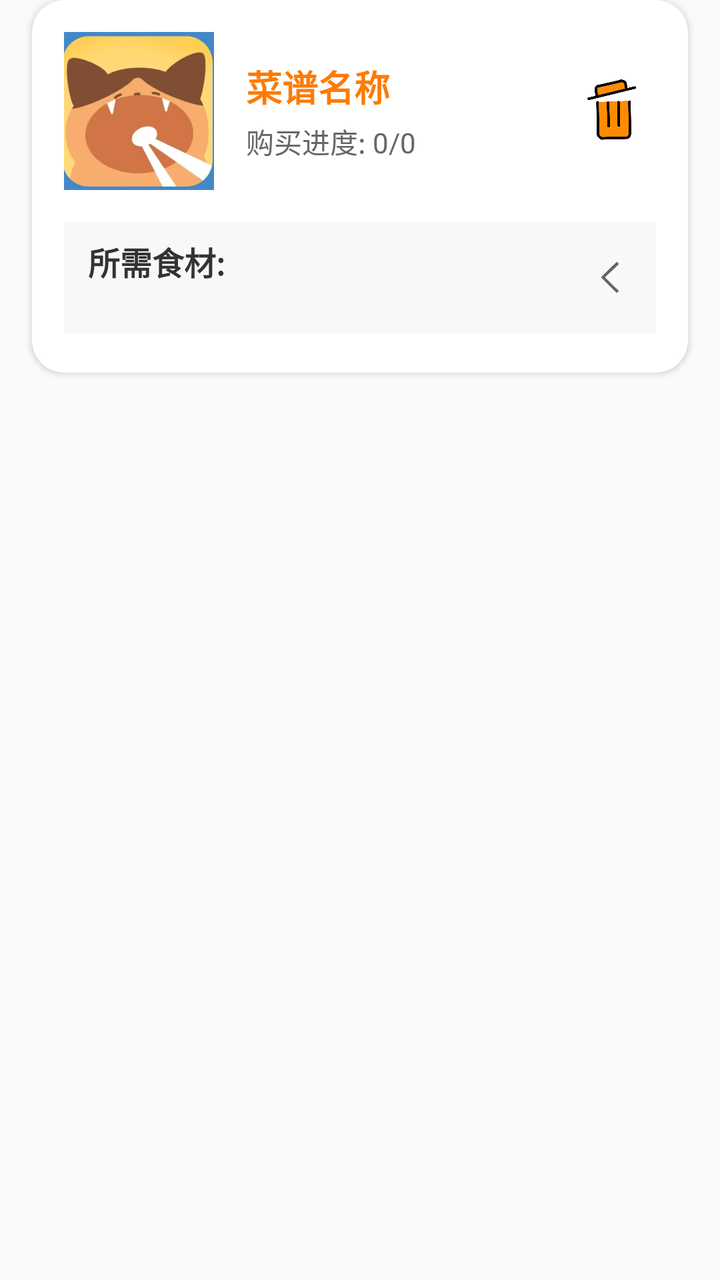
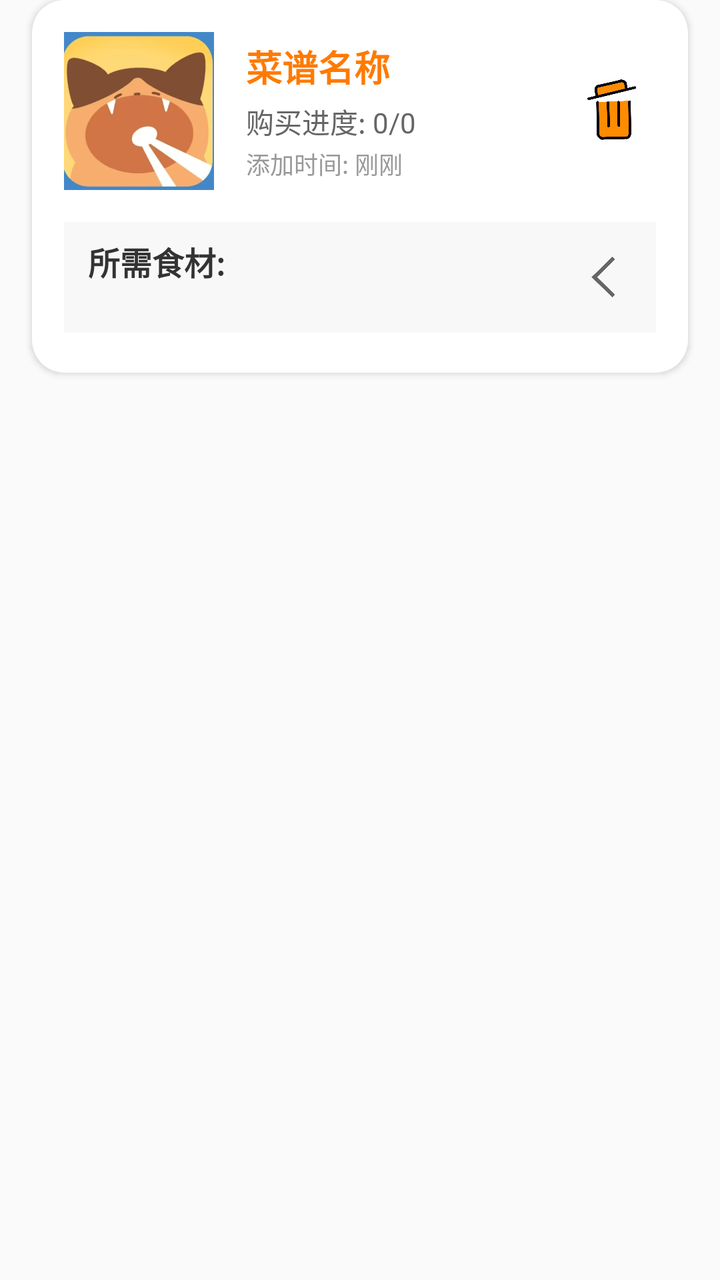

Two renders of the same Android screen: before a commit and after it. Below are the layout's source before the change and the commit's diff.
<!-- AndroidManifest.xml: application theme Theme.Kitchenmanager -->
<!-- res/layout/tobuy_card.xml -->
<?xml version="1.0" encoding="utf-8"?>
<FrameLayout xmlns:android="http://schemas.android.com/apk/res/android"
    xmlns:app="http://schemas.android.com/apk/res-auto"
    android:layout_width="match_parent"
    android:layout_height="wrap_content"
    android:layout_margin="8dp">

    <androidx.cardview.widget.CardView
        android:layout_width="match_parent"
        android:layout_height="wrap_content"
        android:layout_marginStart="16dp"
        android:layout_marginEnd="16dp"
        android:layout_marginBottom="16dp"
        android:elevation="4dp"
        app:cardBackgroundColor="#FFFFFF"
        app:cardCornerRadius="16dp">

        <LinearLayout
            android:layout_width="match_parent"
            android:layout_height="wrap_content"
            android:orientation="vertical"
            android:padding="16dp">

            
            <LinearLayout
                android:layout_width="match_parent"
                android:layout_height="wrap_content"
                android:orientation="horizontal"
                android:gravity="center_vertical"
                android:paddingBottom="12dp">

                <ImageView
                    android:id="@+id/imageView"
                    android:layout_width="75dp"
                    android:layout_height="79dp"
                    android:clickable="true"
                    android:scaleType="centerCrop"
                    app:srcCompat="@drawable/placeholder" />

                <LinearLayout
                    android:layout_width="0dp"
                    android:layout_height="wrap_content"
                    android:layout_weight="1"
                    android:orientation="vertical"
                    android:layout_marginStart="16dp">

                    <TextView
                        android:id="@+id/recipe_name"
                        android:layout_width="wrap_content"
                        android:layout_height="wrap_content"
                        android:text="菜谱名称"
                        android:textColor="#FF7A00"
                        android:textSize="18sp"
                        android:textStyle="bold" />

                    <TextView
                        android:id="@+id/tv_progress"
                        android:layout_width="wrap_content"
                        android:layout_height="wrap_content"
                        android:text="购买进度: 0/0"
                        android:textSize="14sp"
                        android:textColor="#666666"
                        android:layout_marginTop="4dp"/>
                </LinearLayout>

                <ImageView
                    android:id="@+id/btn_delete"
                    android:layout_width="43dp"
                    android:layout_height="38dp"
                    android:contentDescription="删除"
                    android:src="@drawable/delete"
                    android:visibility="visible"
                    android:clickable="true"/>
            </LinearLayout>

            
            <LinearLayout
                android:layout_width="match_parent"
                android:layout_height="wrap_content"
                android:orientation="vertical"
                android:background="#F8F8F8"
                android:layout_marginBottom="4dp"
                android:layout_marginTop="4dp">

                

                
                <LinearLayout
                    android:id="@+id/expandable_header"
                    android:layout_width="match_parent"
                    android:layout_height="wrap_content"
                    android:background="?android:attr/selectableItemBackground"
                    android:clickable="true"
                    android:focusable="true"
                    android:gravity="center_vertical"
                    android:orientation="horizontal"
                    android:padding="12dp">

                    <TextView
                        android:layout_width="wrap_content"
                        android:layout_height="wrap_content"
                        android:layout_marginBottom="8dp"
                        android:layout_weight="9"
                        android:text="所需食材:"
                        android:textColor="#333333"
                        android:textSize="16sp"
                        android:textStyle="bold" />

                    <ImageView
                        android:id="@+id/iv_expand_icon"
                        android:layout_width="1dp"
                        android:layout_height="16dp"
                        android:layout_weight="1"
                        android:src="@drawable/ic_expand_more"
                        app:tint="#666666" />
                </LinearLayout>

                <androidx.recyclerview.widget.RecyclerView
                        android:id="@+id/rv_ingredients"
                        android:layout_width="match_parent"
                        android:layout_height="wrap_content"
                        android:padding="8dp"
                        android:visibility="gone"
                        android:nestedScrollingEnabled="false"/>
            </LinearLayout>

        </LinearLayout>
    </androidx.cardview.widget.CardView>
</FrameLayout>
<!-- resources referenced by this layout -->
<resources>
  <!-- drawable delete: png bitmap (drawable, 79426 bytes) -->
  <!-- drawable ic_expand_more: png bitmap (drawable, 111798 bytes) -->
  <!-- drawable placeholder: jpg bitmap (drawable, 66309 bytes) -->
  <style name="Theme.Kitchenmanager" parent="Base.Theme.Kitchenmanager" />
  <style name="Base.Theme.Kitchenmanager" parent="Theme.MaterialComponents.DayNight.NoActionBar.Bridge">
          
          
      </style>
</resources>

<!-- the commit's change to res/layout/tobuy_card.xml (unified diff, before → after) -->
@@ -61,6 +61,15 @@
                         android:textSize="14sp"
                         android:textColor="#666666"
                         android:layout_marginTop="4dp"/>
+
+                    <TextView
+                        android:id="@+id/tv_added_time"
+                        android:layout_width="wrap_content"
+                        android:layout_height="wrap_content"
+                        android:layout_marginTop="2dp"
+                        android:text="添加时间: 刚刚"
+                        android:textColor="#999999"
+                        android:textSize="12sp" />
                 </LinearLayout>
 
                 <ImageView
@@ -108,8 +117,8 @@
 
                     <ImageView
                         android:id="@+id/iv_expand_icon"
-                        android:layout_width="1dp"
-                        android:layout_height="16dp"
+                        android:layout_width="8dp"
+                        android:layout_height="21dp"
                         android:layout_weight="1"
                         android:src="@drawable/ic_expand_more"
                         app:tint="#666666" />
